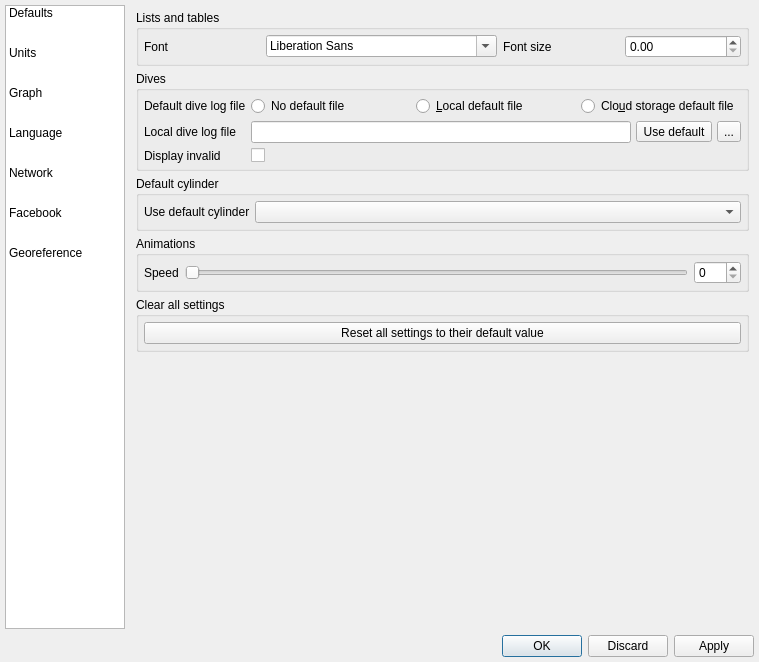
First picture: the form in desktop-widgets/preferences.ui, repository subsurface/subsurface, before the edit.
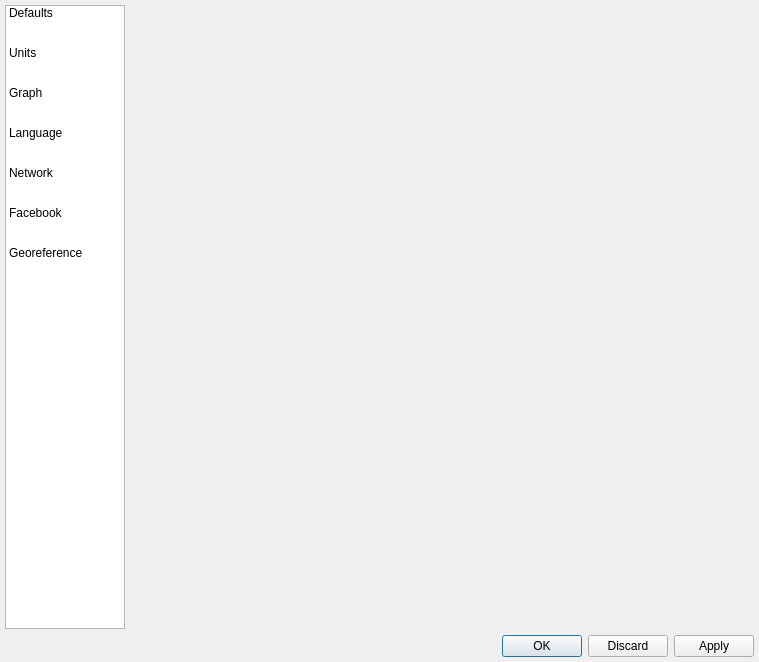
Second picture: the form after the edit. The open tabs and pages were chosen to show the change. Icons and pictures are not drawn.

Commit message:
Preferences: Port the default preferences to the new system
Simple port of the default preferences to the new preferences structure.

The edit to the form file:
```diff
--- a/desktop-widgets/preferences.ui
+++ b/desktop-widgets/preferences.ui
@@ -180,232 +180,6 @@
          <property name="margin">
           <number>5</number>
          </property>
-         <item>
-          <widget class="QGroupBox" name="groupBox_2">
-           <property name="title">
-            <string>Lists and tables</string>
-           </property>
-           <layout class="QHBoxLayout" name="horizontalLayout_11">
-            <property name="margin">
-             <number>5</number>
-            </property>
-            <item>
-             <widget class="QLabel" name="label_7">
-              <property name="text">
-               <string>Font</string>
-              </property>
-             </widget>
-            </item>
-            <item>
-             <widget class="QFontComboBox" name="font"/>
-            </item>
-            <item>
-             <widget class="QLabel" name="label_8">
-              <property name="text">
-               <string>Font size</string>
-              </property>
-             </widget>
-            </item>
-            <item>
-             <widget class="QDoubleSpinBox" name="fontsize"/>
-            </item>
-           </layout>
-          </widget>
-         </item>
-         <item>
-          <widget class="QGroupBox" name="groupBox_3">
-           <property name="title">
-            <string>Dives</string>
-           </property>
-           <layout class="QFormLayout" name="formLayout">
-            <property name="horizontalSpacing">
-             <number>5</number>
-            </property>
-            <property name="verticalSpacing">
-             <number>5</number>
-            </property>
-            <property name="margin">
-             <number>5</number>
-            </property>
-            <item row="0" column="0">
-             <widget class="QLabel" name="defaultDiveLogFileLabel">
-              <property name="text">
-               <string>Default dive log file</string>
-              </property>
-             </widget>
-            </item>
-            <item row="0" column="1">
-             <layout class="QHBoxLayout" name="defaultFileBehaviorLayout">
-              <item>
-               <widget class="QRadioButton" name="noDefaultFile">
-                <property name="text">
-                 <string>No default file</string>
-                </property>
-                <attribute name="buttonGroup">
-                 <string notr="true">defaultFileGroup</string>
-                </attribute>
-               </widget>
-              </item>
-              <item>
-               <widget class="QRadioButton" name="localDefaultFile">
-                <property name="text">
-                 <string>&amp;Local default file</string>
-                </property>
-                <attribute name="buttonGroup">
-                 <string notr="true">defaultFileGroup</string>
-                </attribute>
-               </widget>
-              </item>
-              <item>
-               <widget class="QRadioButton" name="cloudDefaultFile">
-                <property name="text">
-                 <string>Clo&amp;ud storage default file</string>
-                </property>
-                <attribute name="buttonGroup">
-                 <string notr="true">defaultFileGroup</string>
-                </attribute>
-               </widget>
-              </item>
-             </layout>
-            </item>
-            <item row="1" column="0">
-             <widget class="QLabel" name="label_9">
-              <property name="text">
-               <string>Local dive log file</string>
-              </property>
-             </widget>
-            </item>
-            <item row="1" column="1">
-             <layout class="QHBoxLayout" name="horizontalLayout_3b">
-              <item>
-               <widget class="QLineEdit" name="defaultfilename"/>
-              </item>
-              <item>
-               <widget class="QToolButton" name="btnUseDefaultFile">
-                <property name="text">
-                 <string>Use default</string>
-                </property>
-                <property name="checkable">
-                 <bool>true</bool>
-                </property>
-               </widget>
-              </item>
-              <item>
-               <widget class="QToolButton" name="chooseFile">
-                <property name="text">
-                 <string>...</string>
-                </property>
-               </widget>
-              </item>
-             </layout>
-            </item>
-            <item row="2" column="0">
-             <widget class="QLabel" name="label_10">
-              <property name="text">
-               <string>Display invalid</string>
-              </property>
-             </widget>
-            </item>
-            <item row="2" column="1">
-             <widget class="QCheckBox" name="displayinvalid">
-              <property name="text">
-               <string/>
-              </property>
-             </widget>
-            </item>
-           </layout>
-          </widget>
-         </item>
-         <item>
-          <widget class="QGroupBox" name="groupBox_6">
-           <property name="title">
-            <string>Default cylinder</string>
-           </property>
-           <layout class="QFormLayout" name="formLayout_6">
-            <property name="horizontalSpacing">
-             <number>5</number>
-            </property>
-            <property name="verticalSpacing">
-             <number>5</number>
-            </property>
-            <property name="margin">
-             <number>5</number>
-            </property>
-            <item row="0" column="0">
-             <widget class="QLabel" name="label_11">
-              <property name="text">
-               <string>Use default cylinder</string>
-              </property>
-             </widget>
-            </item>
-            <item row="0" column="1">
-             <layout class="QHBoxLayout" name="horizontalLayout_3">
-              <item>
-               <widget class="QComboBox" name="default_cylinder"/>
-              </item>
-             </layout>
-            </item>
-           </layout>
-          </widget>
-         </item>
-         <item>
-          <widget class="QGroupBox" name="groupBox_7">
-           <property name="title">
-            <string>Animations</string>
-           </property>
-           <layout class="QHBoxLayout" name="horizontalLayout_7">
-            <property name="margin">
-             <number>5</number>
-            </property>
-            <item>
-             <widget class="QLabel" name="label_15">
-              <property name="text">
-               <string>Speed</string>
-              </property>
-             </widget>
-            </item>
-            <item>
-             <widget class="QSlider" name="velocitySlider">
-              <property name="maximum">
-               <number>500</number>
-              </property>
-              <property name="orientation">
-               <enum>Qt::Horizontal</enum>
-              </property>
-             </widget>
-            </item>
-            <item>
-             <widget class="QSpinBox" name="velocitySpinBox">
-              <property name="maximum">
-               <number>500</number>
-              </property>
-             </widget>
-            </item>
-           </layout>
-          </widget>
-         </item>
-         <item>
-          <widget class="QGroupBox" name="groupBox_9">
-           <property name="title">
-            <string>Clear all settings</string>
-           </property>
-           <layout class="QVBoxLayout" name="verticalLayout_7b">
-            <property name="spacing">
-             <number>5</number>
-            </property>
-            <property name="margin">
-             <number>5</number>
-            </property>
-            <item>
-             <widget class="QPushButton" name="resetSettings">
-              <property name="text">
-               <string>Reset all settings to their default value</string>
-              </property>
-             </widget>
-            </item>
-           </layout>
-          </widget>
-         </item>
          <item>
           <spacer name="verticalSpacer_2">
            <property name="orientation">
```
Left out of the diff: 50 changed lines with no effect on the pictures. The commit also changes 7 other files.
